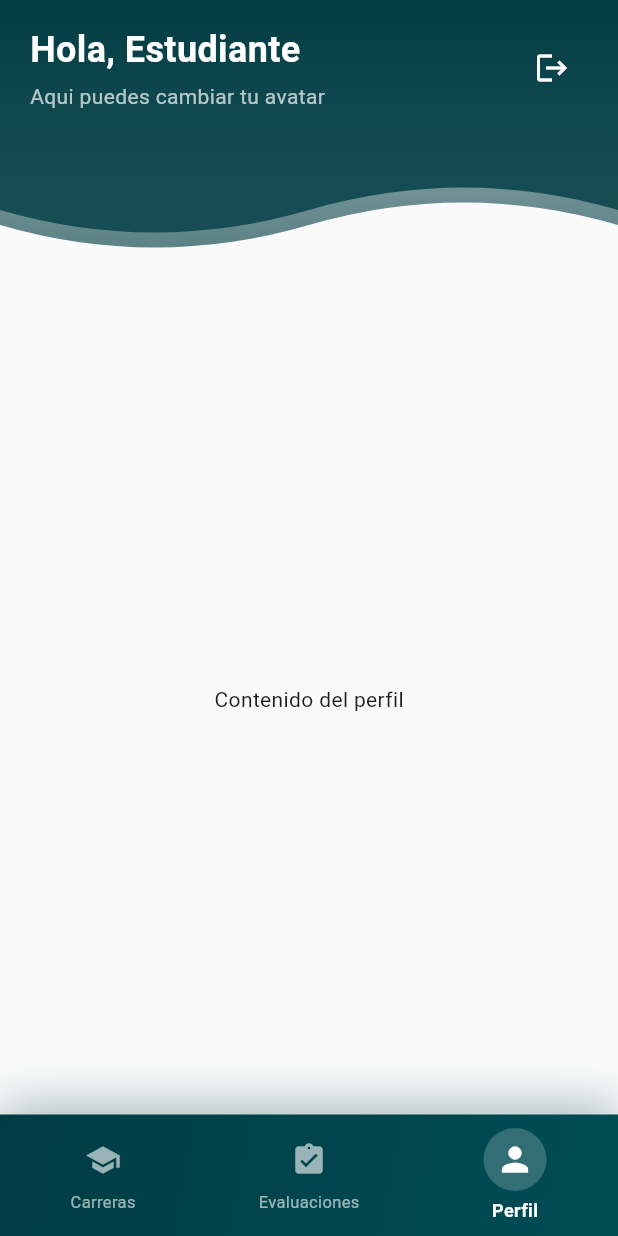
After one commit to Eval-Plus/UTS_EvalPlus, a Flutter app: the ProfileScreen screen opened by its route, on a phone screen of 412 x 824 dp. The commit adds this screen. Run offline on Flutter 3.47's test engine with Material 3 defaults, Android fonts, the phone set to English and light mode, and no system bars; our stand-ins replace flutter_svg, lottie.

Commit message:
Add profile_screen.dart

```diff
--- a/lib/main.dart
+++ b/lib/main.dart
@@ -6,6 +6,7 @@ import 'package:eval_plus/screen/splash_screen.dart';
 import 'package:eval_plus/screen/home_screen.dart';
 import 'package:eval_plus/screen/inside/careers_screen.dart';
 import 'package:eval_plus/screen/inside/evaluations_screen.dart';
+import 'package:eval_plus/screen/inside/profile_screen.dart';
 
 void main() {
   SystemChrome.setSystemUIOverlayStyle(const SystemUiOverlayStyle(
@@ -26,6 +27,8 @@ class MyApp extends StatelessWidget {
       routes: {
         HomeScreen.routename: (context) => const HomeScreen(),
         CareersScreen.routename: (context) => const CareersScreen(),
+        EvaluationsScreen.routename: (context) => const EvaluationsScreen(),
+        ProfileScreen.routename: (context) => const ProfileScreen(),
       },
     );
   }
--- /dev/null
+++ b/lib/screen/inside/profile_screen.dart
@@ -0,0 +1,52 @@
+import 'package:flutter/material.dart';
+import 'package:flutter/services.dart';
+
+// Widgets
+import 'package:eval_plus/widgets/custom_bottom_nav_bar.dart';
+import 'package:eval_plus/widgets/custom_header_wave.dart';
+import 'package:eval_plus/widgets/custom_top_bar.dart';
+
+// Layouts
+import 'package:eval_plus/layouts/base_screen_layout.dart';
+
+class ProfileScreen extends StatelessWidget {
+  static const String routename = 'ProfileScreen';
+
+  const ProfileScreen({super.key});
+
+  @override
+  Widget build(BuildContext context) {
+    return BaseScreenLayout(
+      topBarTitle: 'Hola, Estudiante',
+      topBarSubtitle: 'Aqui puedes cambiar tu avatar',
+      currentNavIndex: 2,
+      centerContent: false,
+      paddingTop: 120.0,
+      paddingBottom: 20.0,
+      onLogoutPressed: () {
+        // Cierre de sesión
+        Navigator.pop(context);
+      },
+      onNavTap: (index) {
+        // Logica de navegación
+        print('Tap en indice: $index');
+      },
+      child: const _ProfileContent(),
+    );
+  }
+}
+
+// Cotenido de perfil
+class _ProfileContent extends StatelessWidget {
+  const _ProfileContent();
+
+  @override
+  Widget build(BuildContext context) {
+    // Lista de evaluaciones
+    return Container(
+      child: const Center(
+        child: Text('Contenido del perfil'),
+      ),
+    );
+  }
+}
```
